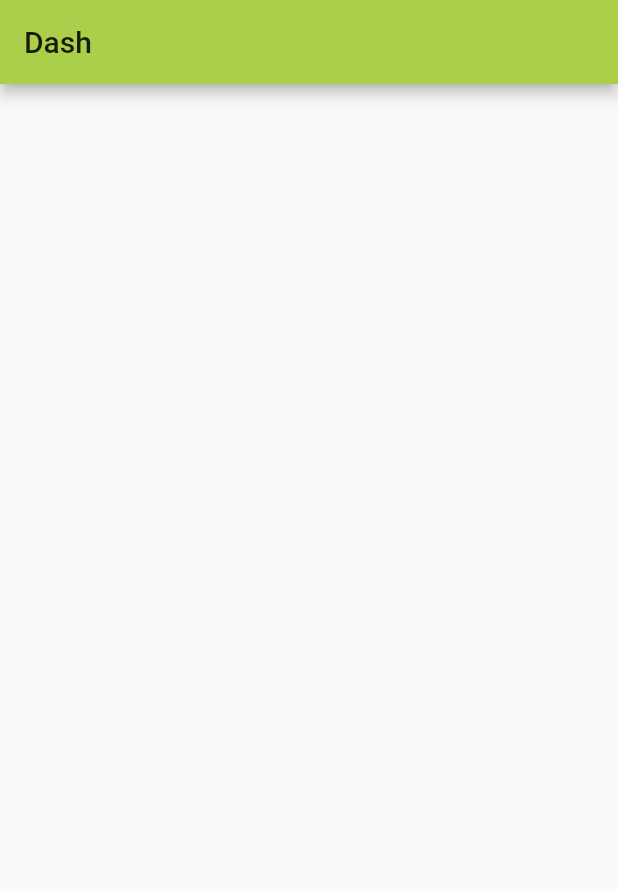
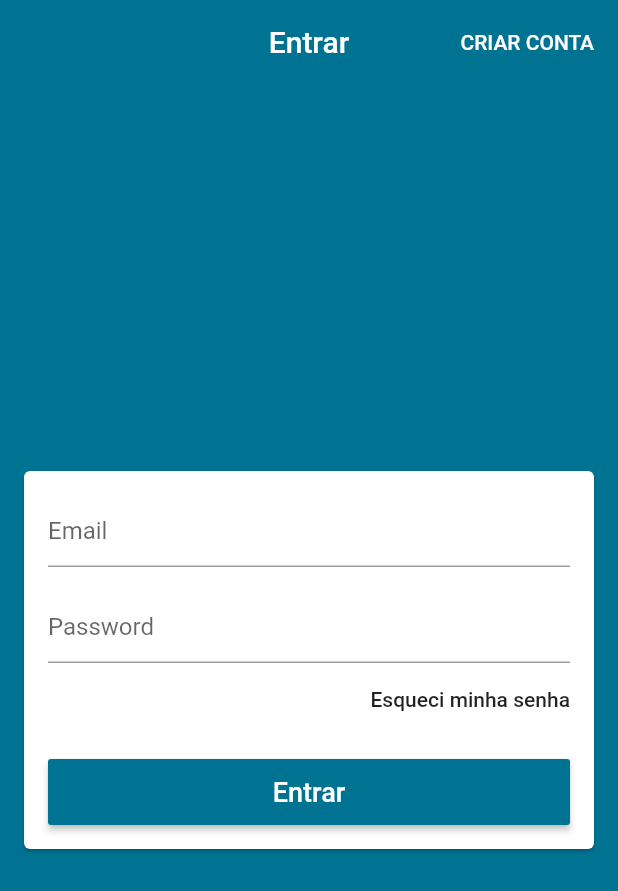
Before and after one commit to ventocilla/sena_flutter_app, a Flutter app: the screen it shows after launch, on a phone screen of 412 x 824 dp. Shown: the top 891 px of the screen. Run offline on Flutter 3.47's test engine with Material 2 defaults, Android fonts, the phone set to English and light mode, and no system bars; our stand-ins replace firebase_auth, flutter_screenutil; accounts and stored records are empty.

Commit message:
added login_page

```diff
--- a/lib/core/theme_sena.dart
+++ /dev/null
@@ -1,12 +0,0 @@
-import 'package:flutter/material.dart';
-
-class ThemeSena {
-  static theme(){
-    return ThemeData(
-      primaryColor: Color(0xFFABCE4B),
-      primaryColorDark: Color(0xFF689F38),
-      primaryColorLight: Color(0xFFDDEDC7),
-      accentColor: Color(0xFF4CAF50),
-    );
-  }
-}
--- /dev/null
+++ b/lib/helpers/firebase_errors.dart
@@ -0,0 +1,25 @@
+String getErrorString(String code){
+  // ERROR_NETWORK_REQUEST_FAILED
+  switch (code) {
+    case 'ERROR_WEAK_PASSWORD':
+      return 'Sua senha é muito fraca.';
+    case 'ERROR_INVALID_EMAIL':
+      return 'Seu e-mail é inválido.';
+    case 'ERROR_EMAIL_ALREADY_IN_USE':
+      return 'E-mail já está sendo utilizado em outra conta.';
+    case 'ERROR_INVALID_CREDENTIAL':
+      return 'Seu e-mail é inválido.';
+    case 'ERROR_WRONG_PASSWORD':
+      return 'Sua senha está incorreta.';
+    case 'ERROR_USER_NOT_FOUND':
+      return 'Não há usuário com este e-mail.';
+    case 'ERROR_USER_DISABLED':
+      return 'Este usuário foi desabilitado.';
+    case 'ERROR_TOO_MANY_REQUESTS':
+      return 'Muitas solicitações. Tente novamente mais tarde.';
+    case 'ERROR_OPERATION_NOT_ALLOWED':
+      return 'Operação não permitida.';
+    default:
+      return 'Um erro indefinido ocorreu.';
+  }
+}
--- /dev/null
+++ b/lib/helpers/validators.dart
@@ -0,0 +1,5 @@
+bool emailValid(String email){
+  final RegExp regex = RegExp(
+      r"^(([^<>()[\]\\.,;:\s@\']+(\.[^<>()[\]\\.,;:\s@\']+)*)|(\'.+\'))@((\[[0-9]{1,3}\.[0-9]{1,3}\.[0-9]{1,3}\.[0-9]{1,3}\])|(([a-zA-Z\-0-9]+\.)+[a-zA-Z]{2,}))$");
+  return regex.hasMatch(email);
+}
--- a/lib/main.dart
+++ b/lib/main.dart
@@ -1,40 +1,34 @@
-import 'package:cloud_firestore/cloud_firestore.dart';
 import 'package:flutter/material.dart';
-
-import 'core/theme_sena.dart';
+import 'package:flutter/services.dart';
+import 'package:provider/provider.dart';
+import 'package:sena_flutter_app/models/user_manager.dart';
+import 'package:sena_flutter_app/pages/base_page.dart';
 
 // materialpalette.com
-// https://www.youtube.com/watch?v=BEVOiv_j35w&t=9s
 
 void main() {
+  WidgetsFlutterBinding.ensureInitialized();
+  SystemChrome.setPreferredOrientations([DeviceOrientation.portraitUp]);
   runApp(MyApp());
 }
 
 class MyApp extends StatelessWidget {
   @override
   Widget build(BuildContext context) {
-    return MaterialApp(
-      debugShowCheckedModeBanner: false,
-      title: 'Sena',
-      theme: ThemeSena.theme(),
-      home: DashPage(),
+    return ChangeNotifierProvider<UserManager>(
+      create: (_) => UserManager(),
+      child: MaterialApp(
+        debugShowCheckedModeBanner: false,
+        title: 'Sena',
+        theme: ThemeData(
+          //primaryColor: const Color.fromARGB(255, 4, 125, 141),
+          //scaffoldBackgroundColor: const Color.fromARGB(255, 4, 125, 141),
+          primaryColor: const Color(0xFF007292),
+          scaffoldBackgroundColor: const Color(0xFF007292),
+          appBarTheme: const AppBarTheme(elevation: 0),
+        ),
+        home: BasePage(),
+      ),
     );
   }
 }
-
-class DashPage extends StatefulWidget {
-  @override
-  _DashPageState createState() => _DashPageState();
-}
-
-class _DashPageState extends State<DashPage> {
-  @override
-  Widget build(BuildContext context) {
-    return Scaffold(
-      appBar: AppBar(
-        title: Text('Dash'),
-      ),
-      body: Container(),
-    );
-  }
-}
--- /dev/null
+++ b/lib/models/page_manager.dart
@@ -0,0 +1,14 @@
+import 'package:flutter/cupertino.dart';
+
+class PageManager {
+  PageManager(this._pageController);
+  final PageController _pageController;
+
+  int page = 0;
+
+  void setPage(int value){
+    if(value == page) return;
+    page = value;
+    _pageController.jumpToPage(value);
+  }
+}
--- /dev/null
+++ b/lib/models/user.dart
@@ -0,0 +1,5 @@
+class User {
+  User({this.email, this.password});
+  String email;
+  String password;
+}
--- /dev/null
+++ b/lib/models/user_manager.dart
@@ -0,0 +1,46 @@
+import 'package:firebase_auth/firebase_auth.dart';
+import 'package:flutter/material.dart';
+import 'package:flutter/services.dart';
+import 'package:sena_flutter_app/helpers/firebase_errors.dart';
+import 'package:sena_flutter_app/models/user.dart';
+
+class UserManager extends ChangeNotifier {
+
+  UserManager(){
+    _loadCurrentUser();
+  }
+
+  final FirebaseAuth auth = FirebaseAuth.instance;
+
+  FirebaseUser user;
+
+  bool _loading = false;
+  bool get loading => _loading;
+
+  Future<void> signIn({User user, Function onFail, Function onSucess}) async {
+    try {
+      loading = true;
+      final AuthResult result = await auth.signInWithEmailAndPassword(email: user.email, password: user.password);
+      this.user = result.user;
+      onSucess();
+    } on PlatformException catch (e) {
+      onFail(getErrorString(e.code));
+    }
+    loading = false;
+  }
+
+  set loading(bool value) {
+    _loading = value;
+    notifyListeners();
+  }
+
+  Future<void> _loadCurrentUser() async {
+    final FirebaseUser currentUser = await auth.currentUser();
+    if(currentUser != null){
+      user = currentUser;
+      print('UserId: ${user.uid}');
+    }
+    notifyListeners();
+  }
+
+}
--- /dev/null
+++ b/lib/pages/base_page.dart
@@ -0,0 +1,60 @@
+import 'package:flutter/material.dart';
+import 'package:flutter_screenutil/flutter_screenutil.dart';
+import 'package:provider/provider.dart';
+//import 'package:sena_flutter_app/core/theme_utils.dart';
+import 'package:sena_flutter_app/models/page_manager.dart';
+import 'package:sena_flutter_app/shared/custom_drawer/custom_drawer.dart';
+
+import 'login_page.dart';
+
+// BasePage == MainPage
+class BasePage extends StatefulWidget {
+  @override
+  _BasePageState createState() => _BasePageState();
+}
+
+class _BasePageState extends State<BasePage> {
+  final PageController pageController = PageController();
+
+  @override
+  Widget build(BuildContext context) {
+    ScreenUtil.init(context);
+    //ThemeUtils.init(context);
+    return Provider<PageManager>(
+      create: (_) => PageManager(pageController),
+      child: PageView(
+        controller: pageController,
+        physics: NeverScrollableScrollPhysics(),
+        children: [
+          LoginPage(),
+          /*
+          Scaffold(
+            drawer: CustomDrawer(),
+            appBar: AppBar(title: Text('Home'),),
+            // body: Container(
+            //   color: Colors.amber,
+            //   width: ScreenUtil.screenHeightDp,
+            //   height: ScreenUtil.screenHeightDp,
+            // ),
+            ),
+          */
+          Scaffold(
+            drawer: CustomDrawer(),
+            appBar: AppBar(title: Text('Demandas')),
+          ),
+          Scaffold(
+            drawer: CustomDrawer(),
+            appBar: AppBar(title: Text('Minhas Demandas')),
+          ),
+          Scaffold(
+            drawer: CustomDrawer(),
+            appBar: AppBar(title: Text('Prioridade')),
+          ),
+          //Container(color: Colors.red),
+          //Container(color: Colors.yellow),
+          //Container(color: Colors.green),
+        ],
+      ),
+    );
+  }
+}
--- /dev/null
+++ b/lib/pages/login_page.dart
@@ -0,0 +1,123 @@
+import 'package:flutter/cupertino.dart';
+import 'package:flutter/material.dart';
+//import 'package:sena_flutter_app/helpers/firebase_errors.dart';
+import 'package:sena_flutter_app/helpers/validators.dart';
+import 'package:provider/provider.dart';
+import 'package:sena_flutter_app/models/user.dart';
+import 'package:sena_flutter_app/models/user_manager.dart';
+
+class LoginPage extends StatelessWidget {
+  final GlobalKey<FormState> formKey = GlobalKey<FormState>();
+  final GlobalKey<ScaffoldState> scaffoldKey = GlobalKey<ScaffoldState>();
+  final TextEditingController emailController = TextEditingController();
+  final TextEditingController passwordController = TextEditingController();
+
+  @override
+  Widget build(BuildContext context) {
+    return Scaffold(
+      key: scaffoldKey,
+      appBar: AppBar(
+        title: Text('Entrar'),
+        centerTitle: true,
+        actions: [
+          FlatButton(
+            onPressed: () {},
+            child: Text('CRIAR CONTA', style: TextStyle(color: Colors.white)),
+          ),
+        ],
+      ),
+      body: Center(
+        child: Card(
+          margin: EdgeInsets.symmetric(horizontal: 16),
+          child: Form(
+            key: formKey,
+            child: Consumer<UserManager>(
+              builder: (_, userManager, __) {
+                return ListView(
+                  padding: EdgeInsets.all(16),
+                  shrinkWrap: true,
+                  children: [
+                    TextFormField(
+                      enabled: !userManager.loading,
+                      controller: emailController,
+                      decoration: InputDecoration(hintText: 'Email'),
+                      keyboardType: TextInputType.emailAddress,
+                      autocorrect: false,
+                      validator: (email) {
+                        if (!emailValid(email)) return 'Email inválido';
+                        return null;
+                      },
+                    ),
+                    SizedBox(height: 16),
+                    TextFormField(
+                      enabled: !userManager.loading,
+                      controller: passwordController,
+                      decoration: InputDecoration(hintText: 'Password'),
+                      obscureText: true,
+                      autocorrect: false,
+                      validator: (password) {
+                        if (password.isEmpty || password.length < 6)
+                          return 'Senha invalida';
+                        return null;
+                      },
+                    ),
+                    Align(
+                      alignment: Alignment.centerRight,
+                      child: FlatButton(
+                        onPressed: () {},
+                        padding: EdgeInsets.zero,
+                        child: const Text('Esqueci minha senha'),
+                      ),
+                    ),
+                    SizedBox(height: 16),
+                    SizedBox(
+                      height: 44,
+                      child: RaisedButton(
+                        color: Theme.of(context).primaryColor,
+                        disabledColor:
+                            Theme.of(context).primaryColor.withAlpha(100),
+                        textColor: Colors.white,
+                        onPressed: userManager.loading
+                            ? null
+                            : () {
+                                if (formKey.currentState.validate()) {
+                                  final user = User(
+                                      email: emailController.text,
+                                      password: passwordController.text);
+                                  userManager.signIn(
+                                      user: user,
+                                      onFail: (e) {
+                                        scaffoldKey.currentState.showSnackBar(
+                                          SnackBar(
+                                            content:
+                                                Text('Falha ao entrar: $e'),
+                                            backgroundColor: Colors.red,
+                                          ),
+                                        );
+                                      },
+                                      onSucess: () {
+                                        // TODO: FECHAR TELA DE LOGIN
+                                      });
+                                }
+                              },
+                        child: userManager.loading
+                            ? CircularProgressIndicator(
+                                valueColor:
+                                    AlwaysStoppedAnimation(Colors.white),
+                              )
+                            : Text(
+                                'Entrar',
+                                style: TextStyle(fontSize: 18),
+                              ),
+                      ),
+                    ),
+                  ],
+                );
+              },
+            ),
+          ),
+        ),
+      ),
+    );
+  }
+}
--- a/pubspec.yaml
+++ b/pubspec.yaml
@@ -29,6 +29,9 @@ dependencies:
   # Use with the CupertinoIcons class for iOS style icons.
   cupertino_icons: ^1.0.0
   flutter_staggered_grid_view: ^0.2.5
+  flutter_staggered_animations: ^0.1.2
+  provider: ^4.1.2
+  flutter_screenutil: ^1.1.0
 
   #Firebase:
   cloud_firestore: ^0.13.5
```
Also changed, not shown: lib/core/theme_utils.dart (added, +18 -0 lines), lib/pages/home_page_tgd.dart (added, +45 -0 lines), lib/panels/world_wide_panel.dart (added, +58 -0 lines), lib/shared/custom_drawer/custom_drawer.dart (added, +25 -0 lines), lib/shared/custom_drawer/drawer_tile.dart (added, +48 -0 lines), pubspec.lock, 2 other files.
